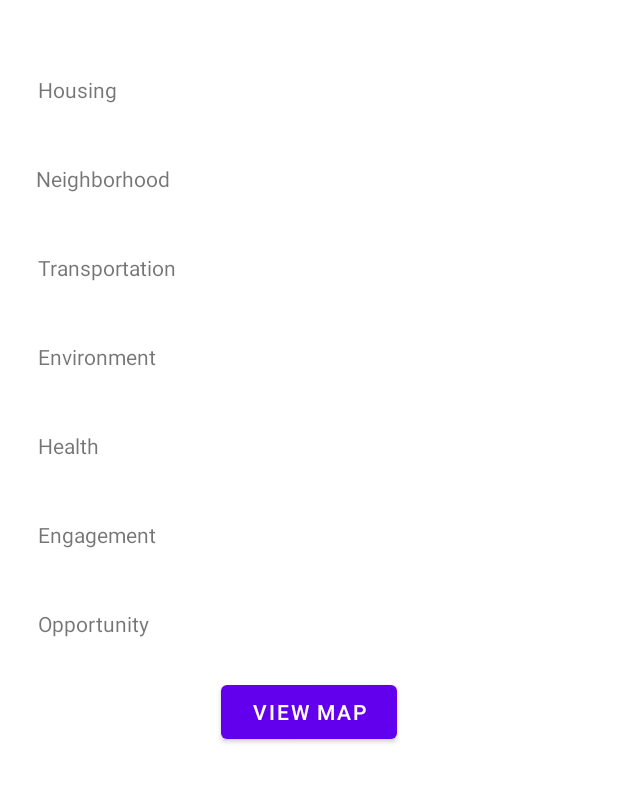
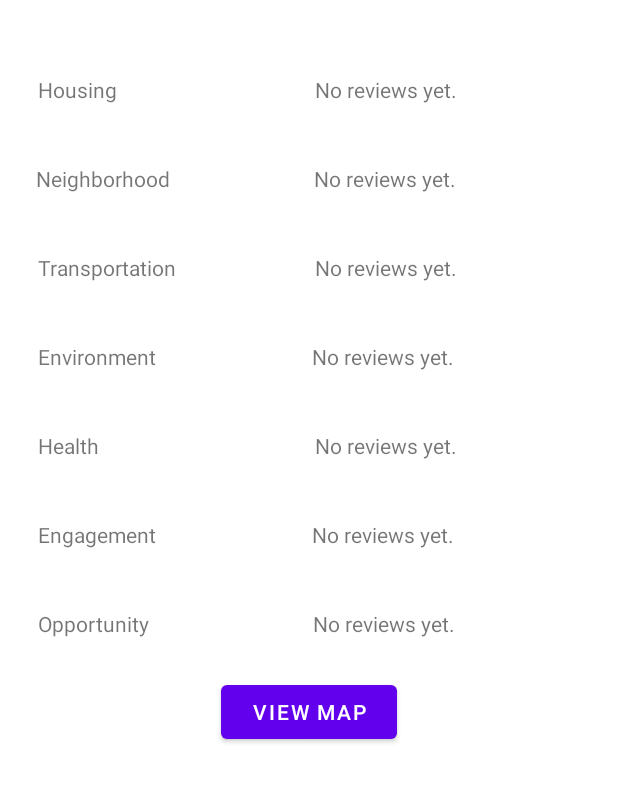
Before and after one commit to tuallen/CMSC436-Group-1, an Android app: the screen it shows after launch (MainActivity), on a phone screen of 412 x 824 dp, the part 84-887 px from its top. Run offline under Robolectric (Android 15) with nearby library versions, the phone set to English and light mode, and no system bars; our stand-ins replace Firebase (no records; nobody signed in at launch, a user with empty details on screens opened directly).

Commit message:
Added loading scores fxn

```diff
--- a/Block Browser/app/src/main/java/com/example/myapplication/neighborhood_hub/NeighborhoodHub.kt
+++ b/Block Browser/app/src/main/java/com/example/myapplication/neighborhood_hub/NeighborhoodHub.kt
@@ -2,25 +2,184 @@ package com.example.myapplication.neighborhood_hub
 
 import android.content.Context
 import android.os.Bundle
+import android.provider.Settings
+import android.util.Log
 import android.view.LayoutInflater
 import android.view.View
 import android.view.ViewGroup
+import android.widget.Button
+import android.widget.TextView
 import androidx.fragment.app.Fragment
+import com.example.myapplication.R
+import com.google.firebase.firestore.FirebaseFirestore
+import com.google.firebase.firestore.ktx.firestore
+import com.google.firebase.ktx.Firebase
 
 
 class NeighborhoodHub: Fragment(){
     //Whenever you need the context use mCallback (goes with fun onAttach)
     private lateinit var mCallback: Context
+
+    private lateinit var root : View
+    private lateinit var blockID: String
+    private lateinit var deviceID: String
+    private lateinit var db : FirebaseFirestore
+
+    // TextViews to display scores
+    private lateinit var sHousing: TextView
+    private lateinit var sNeighborhood: TextView
+    private lateinit var sTransportation: TextView
+    private lateinit var sEnvironment: TextView
+    private lateinit var sHealth: TextView
+    private lateinit var sEngagement: TextView
+    private lateinit var sOpportunity: TextView
+
+    private lateinit var btnMap: Button
+
     override fun onCreateView(inflater: LayoutInflater, container: ViewGroup?,
                               savedInstanceState: Bundle?): View? {
 
-        return inflater.inflate(com.example.myapplication.R.layout.hub_layout, container, false)
+        Log.d(TAG, "Entered Hub onCreateView()")
+
+        root = inflater.inflate(R.layout.hub_layout, container, false)
+        deviceID = Settings.Secure.getString(mCallback.contentResolver, Settings.Secure.ANDROID_ID)
+        db = Firebase.firestore // Reference to database
+
+        blockID = "TEST"
+
+        // Get views
+        sHousing = root.findViewById<View>(R.id.housingScore) as TextView
+        sNeighborhood = root.findViewById<View>(R.id.neighborhoodScore) as TextView
+        sTransportation = root.findViewById<View>(R.id.transportationScore) as TextView
+        sEnvironment = root.findViewById<View>(R.id.environmentScore) as TextView
+        sHealth = root.findViewById<View>(R.id.healthScore) as TextView
+        sEngagement = root.findViewById<View>(R.id.engagementScore) as TextView
+        sOpportunity = root.findViewById<View>(R.id.opportunityScore) as TextView
+
+        btnMap = root.findViewById(R.id.mapBtn)
+        btnMap.setOnClickListener {  }
+
+        loadData()
+
+        return root
     }
 
     override fun onAttach(context: Context) {
             super.onAttach(context)
             try { mCallback = context }
             catch (e: ClassCastException) { throw ClassCastException("$context must implement SelectionListener") }
-        }
+    }
+
+    // load existing assessment, if it exists
+    private fun loadData() {
+        Log.d(TAG, "Entered Hub loadData()")
+
+        db.collection("assessments")
+            .whereEqualTo("block", blockID)
+            .get()
+            .addOnSuccessListener { result ->
+                if (!result.isEmpty) {
+                    var housingAverage = 0.0
+                    var neighborhoodAverage = 0.0
+                    var transportationAverage = 0.0
+                    var environmentAverage = 0.0
+                    var healthAverage = 0.0
+                    var engagementAverage = 0.0
+                    var opportunityAverage = 0.0
+
+                    // Process all assessments for this block
+                    for (document in result) {
+                        // Unpack document
+                        val housingScore = document.getLong("housing")!!.toInt()
+                        val neighborhoodScore = document.getLong("neighborhood")!!.toInt()
+                        val transportationScore = document.getLong("transportation")!!.toInt()
+                        val environmentScore = document.getLong("environment")!!.toInt()
+                        val healthScore = document.getLong("health")!!.toInt()
+                        val engagementScore = document.getLong("engagement")!!.toInt()
+                        val opportunityScore = document.getLong("opportunity")!!.toInt()
+                        val review = document.getString("review")
+
+                        // Add scores to average
+                        housingAverage += housingScore
+                        neighborhoodAverage += neighborhoodScore
+                        transportationAverage += transportationScore
+                        environmentAverage += environmentScore
+                        healthAverage += healthScore
+                        engagementAverage += engagementScore
+                        opportunityAverage += opportunityScore
+
+                        // Build Add review to display
+                        val assessmentString =
+                            "Housing: $housingScore\n" +
+                                    "Neighborhood: $neighborhoodScore\n" +
+                                    "Transportation: $transportationScore\n" +
+                                    "Environment: $environmentScore\n" +
+                                    "Health: $healthScore\n" +
+                                    "Engagement: $engagementScore\n" +
+                                    "Opportunity: $opportunityScore\n" +
+                                    "Review: $review"
+
+                        val textViewResult = TextView(mCallback)
+                        textViewResult.text = assessmentString
+                        //linearLayout.addView(textViewResult)
+                    }
+                    housingAverage /= result.size()
+                    neighborhoodAverage /= result.size()
+                    transportationAverage /= result.size()
+                    environmentAverage /= result.size()
+                    healthAverage /= result.size()
+                    engagementAverage /= result.size()
+                    opportunityAverage /= result.size()
+
+                    sHousing.text = housingAverage.toInt().toString()
+                    sNeighborhood.text = neighborhoodAverage.toInt().toString()
+                    sTransportation.text = transportationAverage.toInt().toString()
+                    sEnvironment.text = environmentAverage.toInt().toString()
+                    sHealth.text = healthAverage.toInt().toString()
+                    sEngagement.text = engagementAverage.toInt().toString()
+                    sOpportunity.text = opportunityAverage.toInt().toString()
+                }
+                else {
+                    sHousing.text = "No reviews yet."
+                    sNeighborhood.text = "No reviews yet."
+                    sTransportation.text = "No reviews yet."
+                    sEnvironment.text = "No reviews yet."
+                    sHealth.text = "No reviews yet."
+                    sEngagement.text = "No reviews yet."
+                    sOpportunity.text = "No reviews yet."
+                }
+            }
+            .addOnFailureListener{
+                Log.d(TAG, "FAILED")
+            }
 
     }
+
+    private fun viewMap() {
+        /* TODO: Launch viewMap activity
+            if able, make map be a small view on hub
+         */
+        /*
+            // Obtain the SupportMapFragment and get notified when the map is ready to be used.
+        val mapFragment = supportFragmentManager
+            .findFragmentById(R.id.map) as SupportMapFragment
+        mapFragment.getMapAsync(this)
+         */
+    }
+
+    /*
+    override fun onMapReady(googleMap: GoogleMap) {
+        mMap = googleMap
+
+        // Add a marker in Sydney and move the camera
+        val sydney = LatLng(-34.0, 151.0)
+        mMap.addMarker(MarkerOptions().position(sydney).title("Marker in Sydney"))
+        mMap.moveCamera(CameraUpdateFactory.newLatLng(sydney))
+    }
+     */
+
+    companion object {
+        private const val TAG = "Hub-Activity"
+    }
+
+}
--- a/Block Browser/app/src/main/res/layout/hub_layout.xml
+++ b/Block Browser/app/src/main/res/layout/hub_layout.xml
@@ -12,6 +12,7 @@
         android:layout_marginStart="100dp"
         android:layout_marginTop="40dp"
         android:layout_marginEnd="25dp"
+        android:text="score"
         app:layout_constraintEnd_toEndOf="parent"
         app:layout_constraintHorizontal_bias="1.0"
         app:layout_constraintStart_toEndOf="@+id/hubTvOpportunity"
@@ -24,6 +25,7 @@
         android:layout_marginStart="104dp"
         android:layout_marginTop="40dp"
         android:layout_marginEnd="25dp"
+        android:text="score"
         app:layout_constraintEnd_toEndOf="parent"
         app:layout_constraintStart_toEndOf="@+id/hubTvEngagement"
         app:layout_constraintTop_toBottomOf="@+id/healthScore" />
@@ -35,6 +37,7 @@
         android:layout_marginStart="144dp"
         android:layout_marginTop="40dp"
         android:layout_marginEnd="25dp"
+        android:text="score"
         app:layout_constraintEnd_toEndOf="parent"
         app:layout_constraintStart_toEndOf="@+id/hubTvHealth"
         app:layout_constraintTop_toBottomOf="@+id/environmentScore" />
@@ -46,6 +49,7 @@
         android:layout_marginStart="104dp"
         android:layout_marginTop="40dp"
         android:layout_marginEnd="25dp"
+        android:text="score"
         app:layout_constraintEnd_toEndOf="parent"
         app:layout_constraintStart_toEndOf="@+id/hubTvEnviro"
         app:layout_constraintTop_toBottomOf="@+id/transportationScore" />
@@ -57,6 +61,7 @@
         android:layout_marginStart="92dp"
         android:layout_marginTop="40dp"
         android:layout_marginEnd="25dp"
+        android:text="score"
         app:layout_constraintEnd_toEndOf="parent"
         app:layout_constraintStart_toEndOf="@+id/hubTvTransportation"
         app:layout_constraintTop_toBottomOf="@+id/neighborhoodScore" />
@@ -68,6 +73,7 @@
         android:layout_marginStart="96dp"
         android:layout_marginTop="40dp"
         android:layout_marginEnd="25dp"
+        android:text="score"
         app:layout_constraintEnd_toEndOf="parent"
         app:layout_constraintStart_toEndOf="@+id/hubTVNeighborhood"
         app:layout_constraintTop_toBottomOf="@+id/housingScore" />
@@ -149,6 +155,7 @@
         android:layout_marginStart="132dp"
         android:layout_marginTop="50dp"
         android:layout_marginEnd="25dp"
+        android:text="score"
         app:layout_constraintEnd_toEndOf="parent"
         app:layout_constraintStart_toEndOf="@+id/hubTVHousing"
         app:layout_constraintTop_toTopOf="parent" />
```
